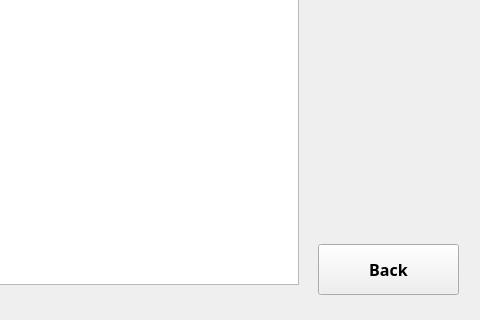
First picture: the form in src/UI Files/showKidsResult.ui, repository itay9/SCE_BSMP_2021_Team5, before the edit; both pictures show x 282 to 762 and y 146 to 466 of the 762 by 466 pixel window.
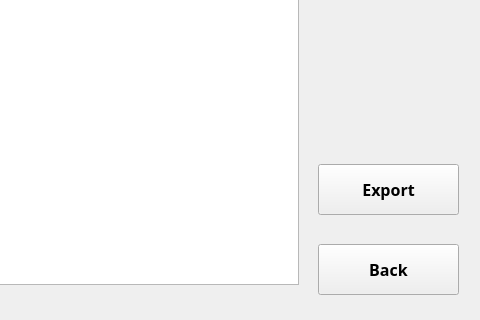
Second picture: the form after the edit.

Commit message: BSPM2021T5-71 #UI to Py file Parent

```diff
--- a/src/UI Files/showKidsResult.ui
+++ b/src/UI Files/showKidsResult.ui
@@ -89,6 +89,27 @@
      <string>Back</string>
     </property>
    </widget>
+   <widget class="QPushButton" name="exportButton">
+    <property name="geometry">
+     <rect>
+      <x>600</x>
+      <y>310</y>
+      <width>141</width>
+      <height>51</height>
+     </rect>
+    </property>
+    <property name="font">
+     <font>
+      <family>Arial Black</family>
+      <pointsize>12</pointsize>
+      <weight>75</weight>
+      <bold>true</bold>
+     </font>
+    </property>
+    <property name="text">
+     <string>Export</string>
+    </property>
+   </widget>
   </widget>
  </widget>
  <resources/>
```
The commit also changes 1 other file.
